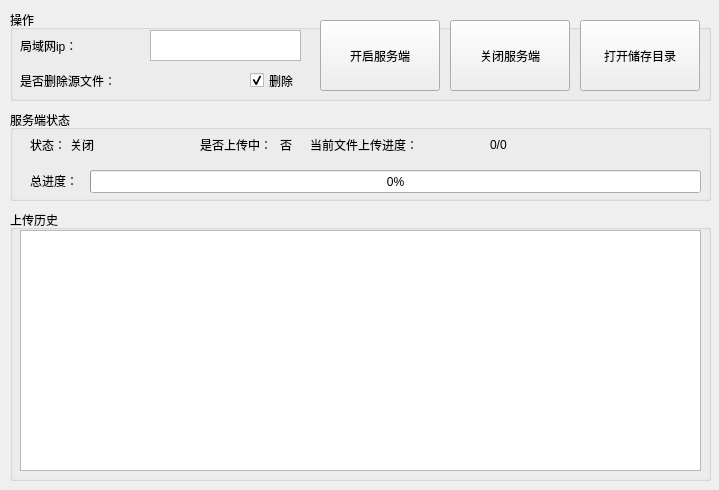
a2824256/Python-Tcp-Upload-Server, file form.ui: the form before one commit.
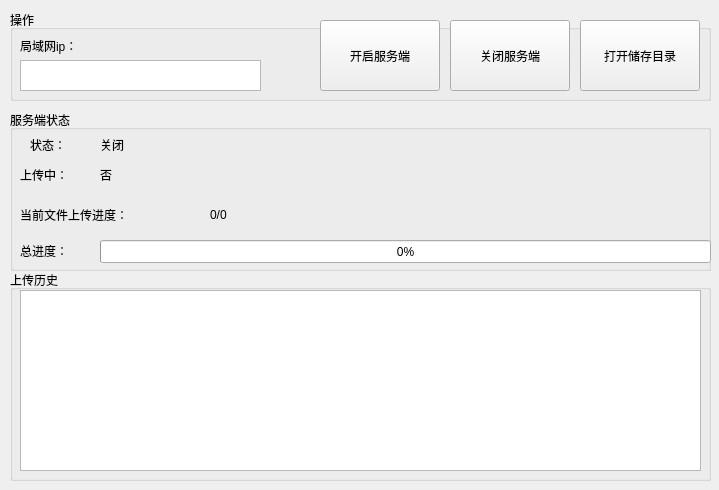
The form after the commit.

```diff
--- a/form.ui
+++ b/form.ui
@@ -19,7 +19,7 @@
      <x>10</x>
      <y>110</y>
      <width>701</width>
-     <height>91</height>
+     <height>161</height>
     </rect>
    </property>
    <property name="title">
@@ -28,8 +28,8 @@
    <widget class="QProgressBar" name="progressBar">
     <property name="geometry">
      <rect>
-      <x>80</x>
-      <y>60</y>
+      <x>90</x>
+      <y>130</y>
       <width>611</width>
       <height>23</height>
      </rect>
@@ -54,9 +54,9 @@
    <widget class="QLabel" name="label_2">
     <property name="geometry">
      <rect>
-      <x>60</x>
+      <x>90</x>
       <y>20</y>
-      <width>131</width>
+      <width>101</width>
       <height>30</height>
      </rect>
     </property>
@@ -67,21 +67,21 @@
    <widget class="QLabel" name="label_3">
     <property name="geometry">
      <rect>
-      <x>190</x>
-      <y>20</y>
+      <x>10</x>
+      <y>50</y>
       <width>71</width>
       <height>30</height>
      </rect>
     </property>
     <property name="text">
-     <string>是否上传中：</string>
+     <string>上传中：</string>
     </property>
    </widget>
    <widget class="QLabel" name="uploadStatusLabel">
     <property name="geometry">
      <rect>
-      <x>270</x>
-      <y>20</y>
+      <x>90</x>
+      <y>50</y>
       <width>16</width>
       <height>30</height>
      </rect>
@@ -93,9 +93,9 @@
    <widget class="QLabel" name="uploadProgressLabel">
     <property name="geometry">
      <rect>
-      <x>480</x>
-      <y>20</y>
-      <width>211</width>
+      <x>200</x>
+      <y>90</y>
+      <width>481</width>
       <height>30</height>
      </rect>
     </property>
@@ -106,8 +106,8 @@
    <widget class="QLabel" name="label_4">
     <property name="geometry">
      <rect>
-      <x>300</x>
-      <y>20</y>
+      <x>10</x>
+      <y>90</y>
       <width>111</width>
       <height>30</height>
      </rect>
@@ -119,8 +119,8 @@
    <widget class="QLabel" name="label_6">
     <property name="geometry">
      <rect>
-      <x>20</x>
-      <y>60</y>
+      <x>10</x>
+      <y>130</y>
       <width>54</width>
       <height>21</height>
      </rect>
@@ -184,9 +184,9 @@
    <widget class="QTextEdit" name="ipBox">
     <property name="geometry">
      <rect>
-      <x>140</x>
-      <y>20</y>
-      <width>151</width>
+      <x>10</x>
+      <y>50</y>
+      <width>241</width>
       <height>31</height>
      </rect>
     </property>
@@ -204,43 +204,14 @@
      <string>局域网ip：</string>
     </property>
    </widget>
-   <widget class="QCheckBox" name="checkBox">
-    <property name="geometry">
-     <rect>
-      <x>240</x>
-      <y>50</y>
-      <width>51</width>
-      <height>41</height>
-     </rect>
-    </property>
-    <property name="text">
-     <string>删除</string>
-    </property>
-    <property name="checked">
-     <bool>true</bool>
-    </property>
-   </widget>
-   <widget class="QLabel" name="label_7">
-    <property name="geometry">
-     <rect>
-      <x>10</x>
-      <y>50</y>
-      <width>111</width>
-      <height>41</height>
-     </rect>
-    </property>
-    <property name="text">
-     <string>是否删除源文件：</string>
-    </property>
-   </widget>
   </widget>
   <widget class="QGroupBox" name="groupBox_3">
    <property name="geometry">
     <rect>
      <x>10</x>
-     <y>210</y>
+     <y>270</y>
      <width>701</width>
-     <height>271</height>
+     <height>211</height>
     </rect>
    </property>
    <property name="title">
@@ -252,7 +223,7 @@
       <x>10</x>
       <y>20</y>
       <width>681</width>
-      <height>241</height>
+      <height>181</height>
      </rect>
     </property>
    </widget>
```
